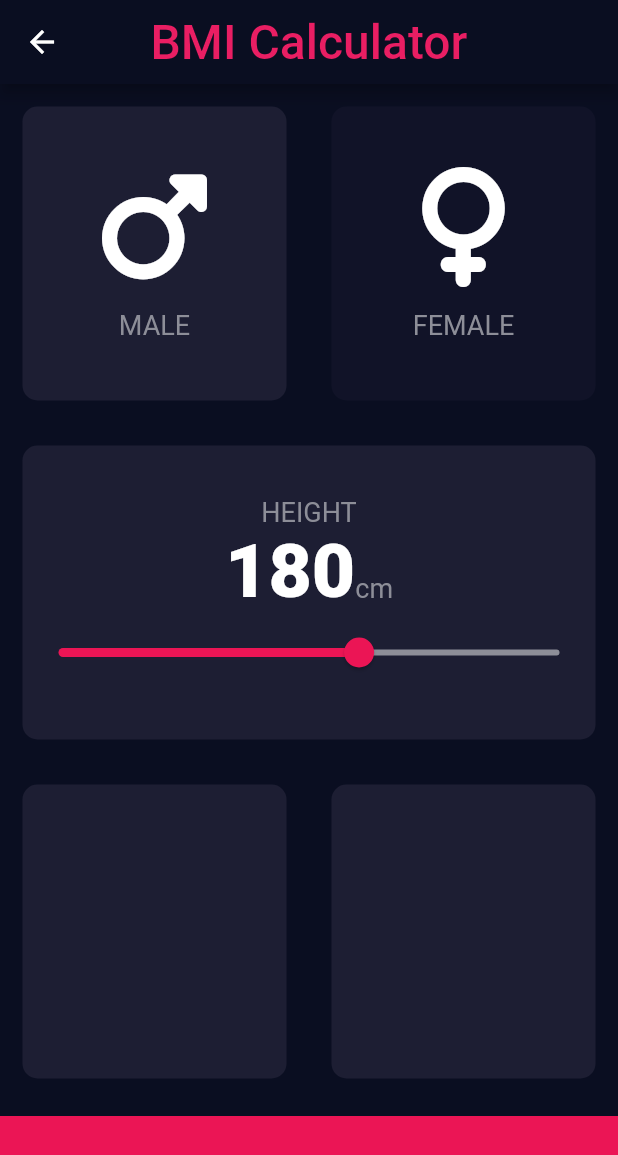
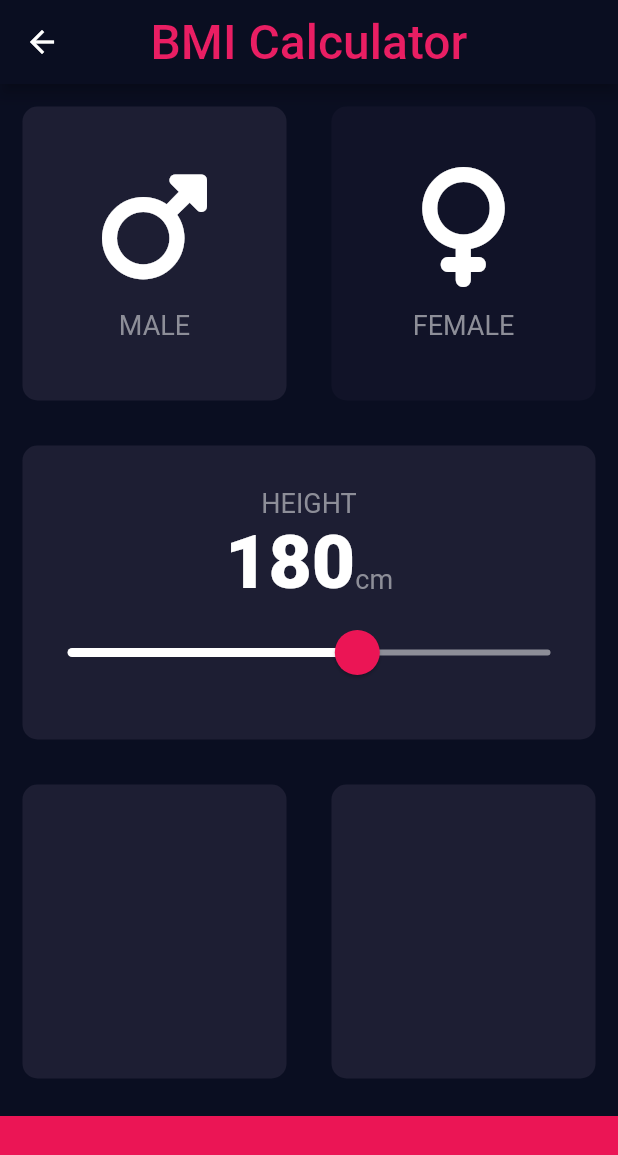
Before and after one commit to SergioSorokin/udemy_flutter_course, a Flutter app: the InputPage screen opened directly, on a phone screen of 412 x 824 dp. Shown: the top 1155 px of the screen. Run offline on Flutter 3.47's test engine with Material 2 defaults, Android fonts, the phone set to English and light mode, and no system bars; our stand-ins replace audioplayers, font_awesome_flutter, rflutter_alert.

Commit message:
slider widget customized with SliderTheme

```diff
--- a/lib/section/12/input_page.dart
+++ b/lib/section/12/input_page.dart
@@ -91,12 +91,21 @@ class _InputPageState extends State<InputPage> {
                       const Text('cm', style: kLabelTextStile),
                     ],
                   ),
-                  Slider(
+                  SliderTheme(
+                    data: SliderTheme.of(context).copyWith(
+                      activeTrackColor: Colors.white,
+                      inactiveTrackColor: kLabelTextColour,
+                      thumbColor: kBottomContainerColour,
+                      overlayColor: const Color(0x29EB1555),
+                      thumbShape:
+                          const RoundSliderThumbShape(enabledThumbRadius: 15),
+                      overlayShape:
+                          const RoundSliderOverlayShape(overlayRadius: 30),
+                    ),
+                    child: Slider(
                       value: height.toDouble(),
                       min: 120,
                       max: 220,
-                    activeColor: kBottomContainerColour,
-                    inactiveColor: kLabelTextColour,
                       onChanged: (double newValue) {
                         setState(
                           () {
@@ -104,6 +113,7 @@ class _InputPageState extends State<InputPage> {
                           },
                         );
                       },
+                    ),
                   ),
                 ],
               ),
```
Lines whose indentation alone changed are shown as unchanged.
